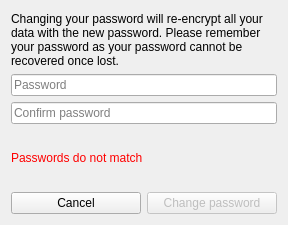
Qt form cubepass/changepword.ui (kobus-v-schoor/cubepass) before a commit.
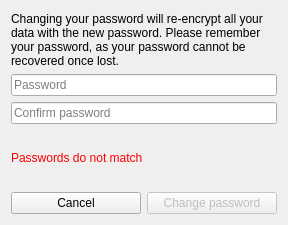
The same form after that commit. Icons and pictures are not drawn.

Commit message: Last ui improvements as well as small misc bug fixes, getting ready for deployment.

Diff of the .ui file:
```diff
--- a/cubepass/changepword.ui
+++ b/cubepass/changepword.ui
@@ -24,7 +24,7 @@
    <item>
     <widget class="QLabel" name="label">
      <property name="text">
-      <string>Changing your password will re-encrypt all your data with the new password. Please remember your password as your password cannot be recovered once lost.</string>
+      <string>Changing your password will re-encrypt all your data with the new password. Please remember your password, as your password cannot be recovered once lost.</string>
      </property>
      <property name="wordWrap">
       <bool>true</bool>
```
The commit also changes 7 other files.
